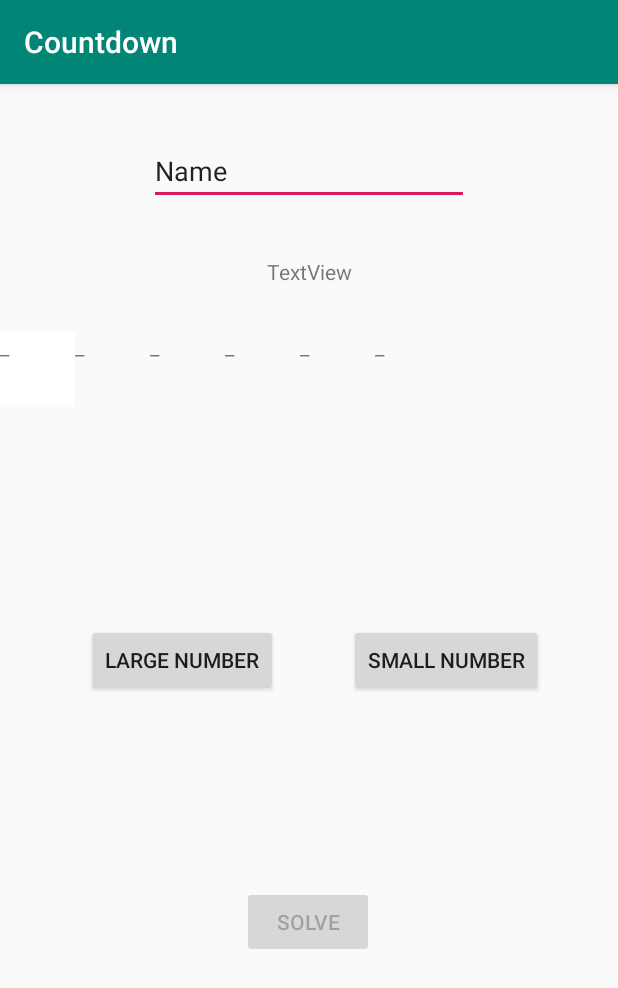
After one commit to bkiraga/Countdown-for-Android, an Android app: the NumbersRdActivity screen opened directly, with no data from a screen before it, on a phone screen of 412 x 824 dp. The commit adds this screen. Shown: the top 988 px of the screen. Run offline under Robolectric (Android 15) with nearby library versions, the phone set to English and light mode, and no system bars.

Commit message:
Added single player

```diff
--- a/code/Countdown/app/src/main/AndroidManifest.xml
+++ b/code/Countdown/app/src/main/AndroidManifest.xml
@@ -12,7 +12,11 @@
         android:roundIcon="@mipmap/ic_launcher_round"
         android:supportsRtl="true"
         android:theme="@style/AppTheme">
-        <activity android:name=".MpNumbersRound"></activity>
+        <activity android:name=".NumbersRdActivity2"></activity>
+        <activity android:name=".LettersRdActivity" />
+        <activity android:name=".NumbersRdActivity" />
+        <activity android:name=".SinglePlayerMenu" />
+        <activity android:name=".MpNumbersRound" />
         <activity android:name=".JoinMatch" />
         <activity android:name=".FirebaseLogin" />
         <activity android:name=".MainActivity">
--- a/code/Countdown/app/src/main/java/project/thirdYear/countdown/MainActivity.kt
+++ b/code/Countdown/app/src/main/java/project/thirdYear/countdown/MainActivity.kt
@@ -16,6 +16,12 @@ class MainActivity : AppCompatActivity() {
             val intent = Intent(this, FirebaseLogin::class.java)
             startActivity(intent)
         }
+        val singlePlayerButton : Button = findViewById(R.id.singlePlayerButton)
+
+        singlePlayerButton.setOnClickListener {
+            val intent = Intent(this, SinglePlayerMenu::class.java)
+            startActivity(intent)
+        }
     }
 
     override fun onStart(){
--- /dev/null
+++ b/code/Countdown/app/src/main/java/project/thirdYear/countdown/NumbersRdActivity.kt
@@ -0,0 +1,86 @@
+package project.thirdYear.countdown
+
+import android.content.Intent
+import android.os.Bundle
+import android.widget.Button
+import android.widget.TextView
+import androidx.appcompat.app.AppCompatActivity
+import java.util.*
+
+class NumbersRdActivity : AppCompatActivity() {
+
+    override fun onCreate(savedInstanceState: Bundle?) {
+        super.onCreate(savedInstanceState)
+        setContentView(R.layout.activity_numbers_rd)
+
+        val largeNumberButton : Button = findViewById(R.id.largeNumberButton)
+        val smallNumberButton : Button = findViewById(R.id.smallNumberButton)
+        val solveButton : Button = findViewById(R.id.solveButton)
+        solveButton.setEnabled(false)
+
+        val no1 : TextView = findViewById(R.id.no1)
+        val no2 : TextView = findViewById(R.id.no2)
+        val no3 : TextView = findViewById(R.id.no3)
+        val no4 : TextView = findViewById(R.id.no4)
+        val no5 : TextView = findViewById(R.id.no5)
+        val no6 : TextView = findViewById(R.id.no6)
+        val targetNo : TextView = findViewById(R.id.targetNo)
+
+        var largeNums = arrayListOf<Int>(25,50,75,100)
+        var smallNums = arrayListOf<Int>(1,1,2,2,3,3,4,4,5,5,6,6,7,7,8,8,9,9,10,10)
+        var counter : Int = 0
+
+        fun assign(counter : Int) : TextView {
+            var numF = when (counter) {
+                0 -> no1
+                1 -> no2
+                2 -> no3
+                3 -> no4
+                4 -> no5
+                5 -> no6
+                else -> targetNo
+            }
+            return numF
+        }
+
+        smallNumberButton.setOnClickListener {
+            if (smallNums.size > 0 && counter < 6) {
+                var index = Random().nextInt(smallNums.size)
+                var num = smallNums.get(index)
+                smallNums.remove(num)
+                var numF = assign(counter)
+                numF.text = num.toString()
+                counter += 1
+            }
+            if (counter == 6){
+                var target = Random().nextInt(1000)
+                targetNo.text = target.toString()
+                smallNumberButton.setEnabled(false)
+                largeNumberButton.setEnabled(false)
+                solveButton.setEnabled(true)
+            }
+
+        }
+        largeNumberButton.setOnClickListener {
+            if (largeNums.size > 0 && counter < 6) {
+                var index = Random().nextInt(largeNums.size)
+                var num = largeNums.get(index)
+                largeNums.remove(num)
+                var numF = assign(counter)
+                numF.text = num.toString()
+                counter += 1
+            }
+            if (counter == 6){
+                var target = Random().nextInt(1000)
+                targetNo.text = target.toString()
+                largeNumberButton.setEnabled(false)
+                smallNumberButton.setEnabled(false)
+                solveButton.setEnabled(true)
+            }
+        }
+        solveButton.setOnClickListener {
+            val intent = Intent(this, NumbersRdActivity2 ::class.java)
+            startActivity(intent)
+        }
+    }
+}
--- a/code/Countdown/app/src/main/res/layout/activity_main.xml
+++ b/code/Countdown/app/src/main/res/layout/activity_main.xml
@@ -7,7 +7,7 @@
     tools:context=".MainActivity">
 
     <Button
-        android:id="@+id/btn_singlePlayer_choice"
+        android:id="@+id/singlePlayerButton"
         android:layout_width="295dp"
         android:layout_height="46dp"
         android:text="@string/btn_singlePlayer_choice"
@@ -34,7 +34,7 @@
         android:layout_width="111dp"
         android:layout_height="24dp"
         android:text="@string/choice_text"
-        app:layout_constraintBottom_toTopOf="@+id/btn_singlePlayer_choice"
+        app:layout_constraintBottom_toTopOf="@+id/singlePlayerButton"
         app:layout_constraintEnd_toEndOf="parent"
         app:layout_constraintStart_toStartOf="parent"
         app:layout_constraintTop_toBottomOf="@+id/logo_choice"
@@ -45,7 +45,7 @@
         android:layout_width="289dp"
         android:layout_height="45dp"
         android:text="@string/btn_multiplayer_choice"
-        app:layout_constraintBottom_toTopOf="@+id/btn_singlePlayer_choice"
+        app:layout_constraintBottom_toTopOf="@+id/singlePlayerButton"
         app:layout_constraintEnd_toEndOf="parent"
         app:layout_constraintStart_toStartOf="parent"
         app:layout_constraintTop_toBottomOf="@+id/choice_text"
--- /dev/null
+++ b/code/Countdown/app/src/main/res/layout/activity_numbers_rd.xml
@@ -0,0 +1,122 @@
+<?xml version="1.0" encoding="utf-8"?>
+<androidx.constraintlayout.widget.ConstraintLayout xmlns:android="http://schemas.android.com/apk/res/android"
+    xmlns:app="http://schemas.android.com/apk/res-auto"
+    xmlns:tools="http://schemas.android.com/tools"
+    android:layout_width="match_parent"
+    android:layout_height="match_parent"
+    tools:context=".NumbersRdActivity">
+
+    <Button
+        android:id="@+id/largeNumberButton"
+        android:layout_width="wrap_content"
+        android:layout_height="wrap_content"
+        android:text="Large number"
+        app:layout_constraintBottom_toBottomOf="parent"
+        app:layout_constraintEnd_toEndOf="parent"
+        app:layout_constraintHorizontal_bias="0.204"
+        app:layout_constraintStart_toStartOf="parent"
+        app:layout_constraintTop_toTopOf="parent" />
+
+    <EditText
+        android:id="@+id/editText3"
+        android:layout_width="wrap_content"
+        android:layout_height="wrap_content"
+        android:ems="10"
+        android:inputType="textPersonName"
+        android:text="Name"
+        app:layout_constraintBottom_toBottomOf="parent"
+        app:layout_constraintEnd_toEndOf="parent"
+        app:layout_constraintStart_toStartOf="parent"
+        app:layout_constraintTop_toTopOf="parent"
+        app:layout_constraintVertical_bias="0.049"
+        tools:text="@string/numbers_round" />
+
+    <Button
+        android:id="@+id/smallNumberButton"
+        android:layout_width="wrap_content"
+        android:layout_height="wrap_content"
+        android:text="Small number"
+        app:layout_constraintBottom_toBottomOf="parent"
+        app:layout_constraintEnd_toEndOf="parent"
+        app:layout_constraintHorizontal_bias="0.822"
+        app:layout_constraintStart_toStartOf="parent"
+        app:layout_constraintTop_toTopOf="parent" />
+
+    <TextView
+        android:id="@+id/targetNo"
+        android:layout_width="wrap_content"
+        android:layout_height="wrap_content"
+        android:text="TextView"
+        app:layout_constraintBottom_toBottomOf="parent"
+        app:layout_constraintEnd_toEndOf="parent"
+        app:layout_constraintStart_toStartOf="parent"
+        app:layout_constraintTop_toBottomOf="@+id/editText3"
+        app:layout_constraintVertical_bias="0.052" />
+
+    <TableLayout
+        android:layout_width="0dp"
+        android:layout_height="wrap_content"
+        app:layout_constraintBottom_toBottomOf="parent"
+        app:layout_constraintEnd_toEndOf="parent"
+        app:layout_constraintHorizontal_bias="1.0"
+        app:layout_constraintStart_toStartOf="parent"
+        app:layout_constraintTop_toBottomOf="@+id/targetNo"
+        app:layout_constraintVertical_bias="0.052">
+
+        <TableRow
+            android:layout_width="match_parent"
+            android:layout_height="101dp">
+
+            <TextView
+                android:id="@+id/no1"
+                android:layout_width="50dp"
+                android:layout_height="50dp"
+                android:background="#FFFFFF"
+                android:text="_" />
+
+            <TextView
+                android:id="@+id/no2"
+                android:layout_width="50dp"
+                android:layout_height="50dp"
+                android:text="_" />
+
+            <TextView
+                android:id="@+id/no3"
+                android:layout_width="50dp"
+                android:layout_height="50dp"
+                android:text="_" />
+
+            <TextView
+                android:id="@+id/no4"
+                android:layout_width="50dp"
+                android:layout_height="50dp"
+                android:text="_" />
+
+            <TextView
+                android:id="@+id/no5"
+                android:layout_width="50dp"
+                android:layout_height="50dp"
+                android:text="_" />
+
+            <TextView
+                android:id="@+id/no6"
+                android:layout_width="50dp"
+                android:layout_height="50dp"
+                android:text="_" />
+        </TableRow>
+
+    </TableLayout>
+
+    <Button
+        android:id="@+id/solveButton"
+        android:layout_width="wrap_content"
+        android:layout_height="wrap_content"
+        android:text="Solve"
+        app:layout_constraintBottom_toBottomOf="parent"
+        app:layout_constraintEnd_toEndOf="parent"
+        app:layout_constraintHorizontal_bias="0.498"
+        app:layout_constraintStart_toStartOf="parent"
+        app:layout_constraintTop_toTopOf="parent"
+        app:layout_constraintVertical_bias="0.743" />
+
+</androidx.constraintlayout.widget.ConstraintLayout>
```
Also changed, not shown: code/Countdown/app/src/main/java/project/thirdYear/countdown/LettersRdActivity.kt (added, +84 -0 lines), code/Countdown/app/src/main/java/project/thirdYear/countdown/NumbersRdActivity2.kt (added, +12 -0 lines), code/Countdown/app/src/main/java/project/thirdYear/countdown/SinglePlayerMenu.kt (added, +26 -0 lines), code/Countdown/app/src/main/res/layout/activity_letters_rd.xml (added, +111 -0 lines), code/Countdown/app/src/main/res/layout/activity_numbers_rd2.xml (added, +9 -0 lines), code/Countdown/app/src/main/res/layout/activity_single_player_menu.xml (added, +63 -0 lines).
